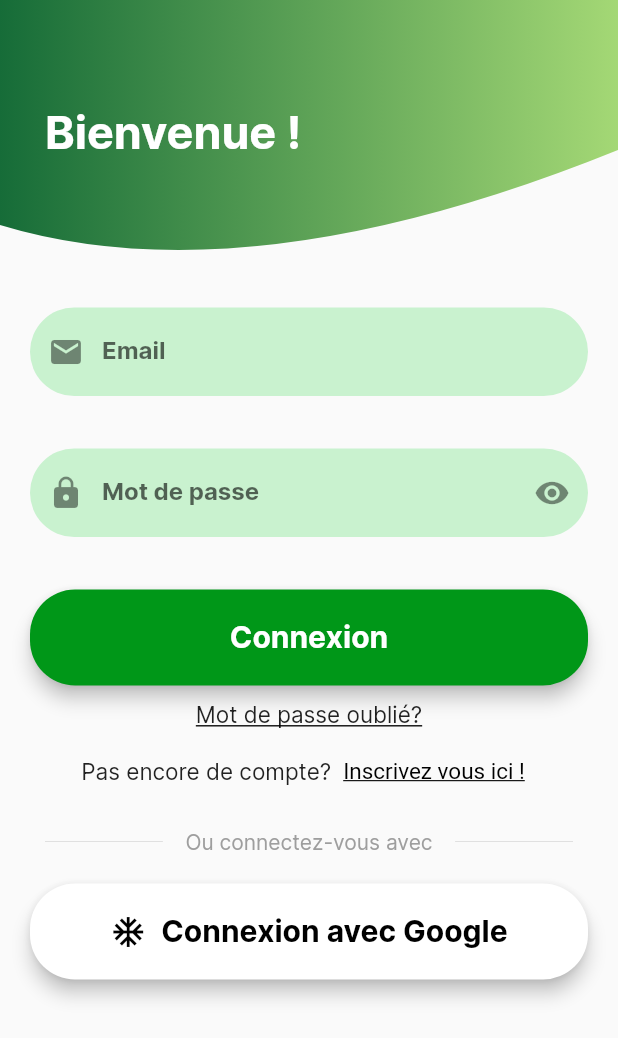
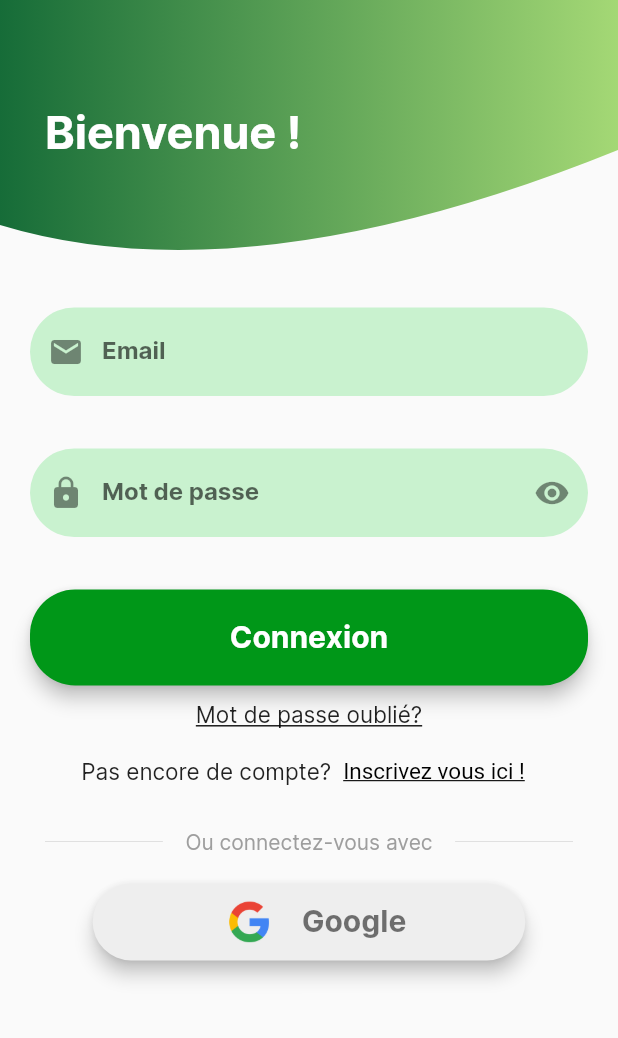
Before and after one commit to guilhem-cros/Econet_FrontEnd, a Flutter app: the screen it shows after launch, on a phone screen of 412 x 824 dp. Shown: the top 1038 px of the screen. Run offline on Flutter 3.47's test engine with Material 2 defaults, Android fonts, the phone set to English and light mode, and no system bars; our stand-ins replace file_picker, firebase_auth, firebase_core, firebase_storage, flutter_colorpicker, geolocator and 3 more; accounts and stored records are empty.

```diff
--- a/lib/screens/authenticate/login.dart
+++ b/lib/screens/authenticate/login.dart
@@ -133,13 +133,15 @@ class _Login extends State<Login> {
     );
 
 
-    final loginWithGoogleButton = Material(
+    final loginWithGoogleButton = SizedBox(
+      width: 0.7 * MediaQuery.of(context).size.width,
+      child: Material(
         elevation: 5.0,
         borderRadius: BorderRadius.circular(30.0),
-      color: Colors.white,
+        color: Colors.grey.shade200,
         child: MaterialButton(
-        minWidth: MediaQuery.of(context).size.width,
-        padding: EdgeInsets.all(20.0),
+          minWidth: 0.7 * MediaQuery.of(context).size.width,
+          padding: const EdgeInsets.all(10.0),
           onPressed: () async {
             dynamic result = await _auth.signInWithGoogle();
             if (result?.uid == null) { //null means unsuccessfull authentication
@@ -155,14 +157,15 @@ class _Login extends State<Login> {
           child: Row(
             mainAxisAlignment: MainAxisAlignment.center,
             children: [
-            Icon(Icons.ac_unit), // Icône Google
-            SizedBox(width: 10), // Espace entre l'icône et le texte
-            Text(
-              "Connexion avec Google",
-              style: TextStyle(color: Colors.black, fontWeight: FontWeight.bold, fontSize: 20),
+              Image.asset("images/google.png",width: 50), // Icône Google
+              const SizedBox(width: 10), // Espace entre l'icône et le texte
+              const Text(
+                "Google",
+                style: TextStyle(color: Colors.black54, fontWeight: FontWeight.bold, fontSize: 20),
                 textAlign: TextAlign.center,
               ),
             ],
+          ),
         ),
       ),
     );
@@ -179,7 +182,7 @@ class _Login extends State<Login> {
             ),
           ),
         ),
-        Text(
+        const Text(
           'Ou connectez-vous avec',
           style: TextStyle(color: Colors.grey),
         ),
--- a/lib/screens/map/map_bar.dart
+++ b/lib/screens/map/map_bar.dart
@@ -3,6 +3,7 @@ import 'package:image_upload/DAOs/type_DAO.dart';
 import 'package:image_upload/models/ecospot.dart';
 import 'package:image_upload/models/type.dart';
 import 'package:image_upload/screens/menu/menu.dart';
+
 
 class MapBar extends StatefulWidget{
 
@@ -23,7 +24,6 @@ class _MapBarState extends State<MapBar>{
   List<TypeModel> typeList= [];
 
   bool loadingTypes = false;
-
 
   @override
   Widget build(BuildContext context) {
--- a/pubspec.yaml
+++ b/pubspec.yaml
@@ -49,6 +49,9 @@ dependencies:
   flutter_colorpicker: ^1.0.3
   google_maps_flutter: ^2.2.6
   geolocator: ^9.0.2
+  google_places_flutter: ^2.0.5
+  address_search_field: ^5.0.3
+  flutter_dotenv: ^5.0.2
 
 dev_dependencies:
   flutter_test:
@@ -68,6 +71,8 @@ dev_dependencies:
 flutter:
   assets:
     - map_assets/map_style.txt
+    - images/google.png
+    - .env
 
   # The following line ensures that the Material Icons font is
   # included with your application, so that you can use the icons in
```
Also changed, not shown: images/google.png (added), pubspec.lock, 3 other files. Lines whose indentation alone changed are shown as unchanged.
